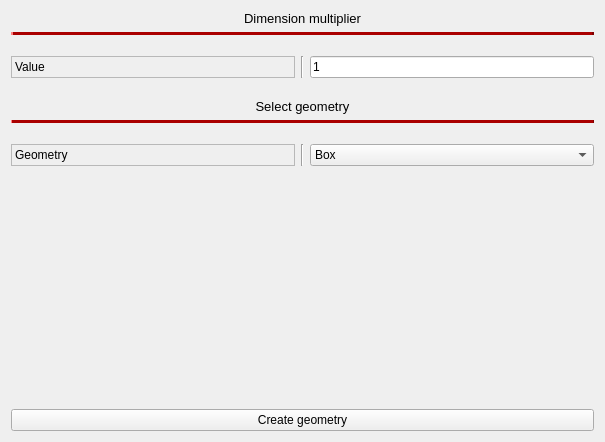
Before: the Qt Designer form examples/toolkit/pyaedt_toolkit/ui/windows/create_geometry/geometry_page.ui in ansys/pyaedt-toolkits-common, drawn with Qt 5.
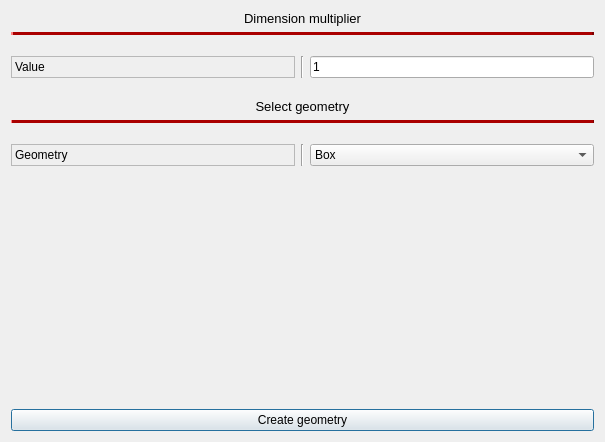
After: the same form once the commit is applied.

```diff
--- a/examples/toolkit/pyaedt_toolkit/ui/windows/create_geometry/geometry_page.ui
+++ b/examples/toolkit/pyaedt_toolkit/ui/windows/create_geometry/geometry_page.ui
@@ -1181,6 +1181,12 @@
      <property name="text">
       <string>Create geometry</string>
      </property>
+     <property name="default">
+      <bool>true</bool>
+     </property>
+     <property name="flat">
+      <bool>false</bool>
+     </property>
     </widget>
    </item>
   </layout>
```
